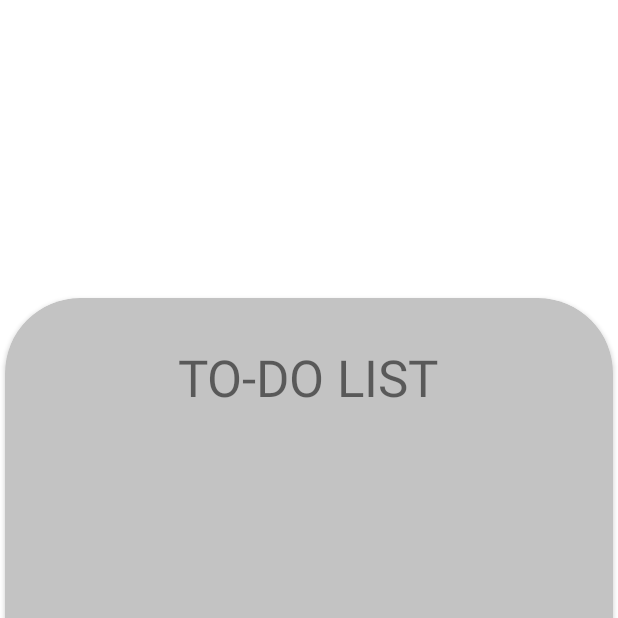
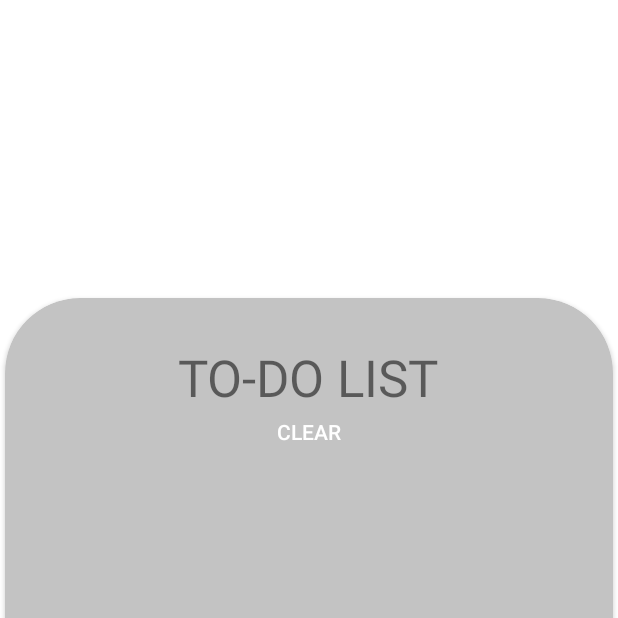
Before and after one commit to nicolenliang/s2udy, an Android app: the fragment ListFragment shown on its own in the app's theme, on a phone screen of 412 x 824 dp, the top half of it. Run offline under Robolectric (Android 15) with nearby library versions, the phone set to English and light mode, and no system bars.

Commit message:
clear list functionality

```diff
--- a/app/src/main/java/com/example/s2udy/fragments/ListFragment.java
+++ b/app/src/main/java/com/example/s2udy/fragments/ListFragment.java
@@ -27,6 +27,7 @@ import com.example.s2udy.adapters.ListAdapter;
 
 import java.io.File;
 import java.io.IOException;
+import java.lang.reflect.Array;
 import java.nio.charset.Charset;
 import java.util.ArrayList;
 import java.util.List;
@@ -42,7 +43,7 @@ public class ListFragment extends Fragment
     TextView tvTitle;
     EditText etItem;
     RecyclerView rvList;
-    Button btnAdd;
+    Button btnAdd, btnClear;
 
     public ListFragment() {}
 
@@ -63,6 +64,7 @@ public class ListFragment extends Fragment
         etItem = view.findViewById(R.id.etItem);
         rvList = view.findViewById(R.id.rvList);
         btnAdd = view.findViewById(R.id.btnAdd);
+        btnClear = view.findViewById(R.id.btnClear);
 
         Animation bottomUp = AnimationUtils.loadAnimation(getContext(), R.anim.bottom_up);
         Animation bottomDown = AnimationUtils.loadAnimation(getContext(), R.anim.bottom_down);
@@ -131,6 +133,15 @@ public class ListFragment extends Fragment
                 saveItems();
             }
         });
+        btnClear.setOnClickListener(new View.OnClickListener()
+        {
+            @Override
+            public void onClick(View v)
+            {
+                adapter.clear();
+                clearItems();
+            }
+        });
     }
 
     private File getDataFile()
@@ -163,4 +174,9 @@ public class ListFragment extends Fragment
             Log.e(TAG, "error in saving list: ", e);
         }
     }
+
+    private void clearItems()
+    {
+        FileUtils.deleteQuietly(getDataFile());
+    }
 }
--- a/app/src/main/res/layout/fragment_list.xml
+++ b/app/src/main/res/layout/fragment_list.xml
@@ -31,9 +31,9 @@
         <androidx.recyclerview.widget.RecyclerView
             android:id="@+id/rvList"
             android:layout_width="350dp"
-            android:layout_height="425dp"
+            android:layout_height="400dp"
             android:layout_gravity="center_horizontal"
-            android:layout_marginTop="80dp" />
+            android:layout_marginTop="105dp" />
 
         <EditText
             android:id="@+id/etItem"
@@ -58,6 +58,16 @@
             android:layout_marginBottom="115dp"
             android:text="add" />
 
+        <Button
+            android:id="@+id/btnClear"
+            style="@style/Widget.AppCompat.Button.Borderless"
+            android:layout_width="wrap_content"
+            android:layout_height="wrap_content"
+            android:layout_centerHorizontal="true"
+            android:layout_gravity="center_horizontal"
+            android:layout_marginTop="65dp"
+            android:text="clear" />
+
     </androidx.cardview.widget.CardView>
 
 </RelativeLayout>
```
